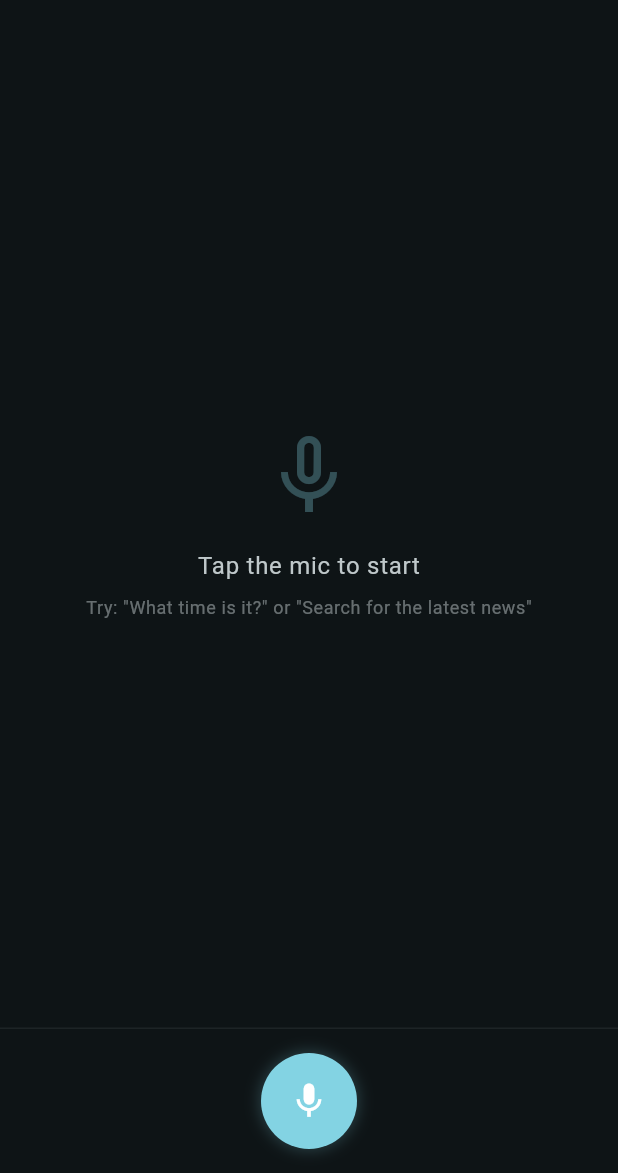
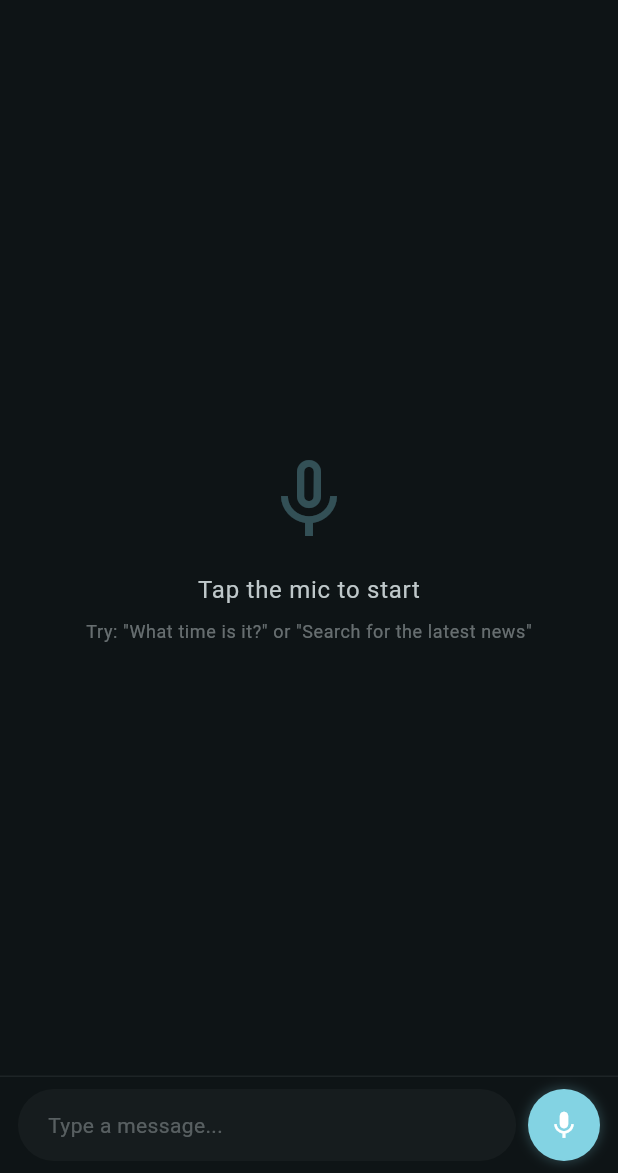
Before and after one commit to abhirupbanerjee/jarvis, a Flutter app: the screen it shows after launch, on a phone screen of 412 x 824 dp, the part 63-1236 px from its top. Run offline on Flutter 3.47's test engine with Material 3 defaults, Android fonts, the phone set to English and light mode, and no system bars; our stand-ins replace audioplayers, battery_plus, device_info_plus, drift, flutter_dotenv, flutter_riverpod and 3 more; missing offline and left inert: alarm, flutter_system_action, googleai_dart, home_widget, record, tavily_dart; accounts and stored records are empty; generated files the repository leaves out were written again.

Commit message:
Updates: All 6 issues implemented and verified with clean `flutter analyze`. Here's the summary:
| File | Issue(s) | Change |
|------|----------|--------|
| [`pubspec.yaml`](pubspec.yaml:18) | #1 | `googleai_dart: ^8.0.0` → `^9.0.0` |
| [`lib/services/gemini_live_provider.dart`](lib/services/gemini_live_provider.dart:228) | #1, #4 | Added `part.thought` filter + null-check/try-catch in `sendText()` |
| [`lib/providers/chat_provider.dart`](lib/providers/chat_provider.dart) | #2, #5 | Removed debug `sendText('Hello')` + added `sendTextPrompt()` method |
| [`lib/ui/screens/home_screen.dart`](lib/ui/screens/home_screen.dart) | #3 | Added `_InputBar` (TextField + mic) + `_MicButton`, `_textController`, `dispose()` |
| [`android/app/src/main/AndroidManifest.xml`](android/app/src/main/AndroidManifest.xml) | #6 | Added `<receiver>` for `JarvisWidgetProvider` |
| [`lib/main.dart`](lib/main.dart:41) | #6 | Added `home_widget` import + `HomeWidget.setAppGroupId()` |

| File | Issue |
|------|-------|
| `android/.../JarvisWidgetProvider.kt` | #6 — Kotlin `HomeWidgetProvider` |
| `android/.../res/xml/widget_info.xml` | #6 — Widget metadata |
| `android/.../res/layout/widget_layout.xml` | #6 — Widget layout |
| `plans/jarvis-6-fixes-plan.md` | Reference plan document |

- Package name: `com.example.jarvis` → `com.jarvis.jarvis` (matches `MainActivity.kt`)
- Widget background: `@drawable/widget_background` → hardcoded `#FF1A1A2E`
- `HomeWidget.setAppGroupId` placed in `main()` (not after `return` in `build()`)

`flutter analyze` — **No issues found.**

```diff
--- a/lib/main.dart
+++ b/lib/main.dart
@@ -4,6 +4,7 @@ import 'package:alarm/alarm.dart';
 import 'package:flutter/material.dart';
 import 'package:flutter_dotenv/flutter_dotenv.dart';
 import 'package:flutter_riverpod/flutter_riverpod.dart';
+import 'package:home_widget/home_widget.dart';
 import 'package:logging/logging.dart';
 
 import 'providers/auth_provider.dart';
@@ -37,6 +38,9 @@ Future<void> main() async {
 
   // Initialize alarm service for in-app alarm tools
   await Alarm.init();
+
+  // Register home screen widget group
+  HomeWidget.setAppGroupId('com.jarvis.jarvis');
 
   runApp(
     const ProviderScope(
--- a/lib/ui/screens/home_screen.dart
+++ b/lib/ui/screens/home_screen.dart
@@ -18,6 +18,14 @@ class HomeScreen extends ConsumerStatefulWidget {
 
 class _HomeScreenState extends ConsumerState<HomeScreen> {
   final _scrollController = ScrollController();
+  final _textController = TextEditingController();
+
+  @override
+  void dispose() {
+    _textController.dispose();
+    _scrollController.dispose();
+    super.dispose();
+  }
 
   @override
   Widget build(BuildContext context) {
@@ -74,10 +82,14 @@ class _HomeScreenState extends ConsumerState<HomeScreen> {
                   ),
           ),
 
-          // Bottom mic bar
-          _MicBar(
+          // Bottom input bar (text field + mic button)
+          _InputBar(
             state: chatData.sessionState,
-            onTap: chat.toggleListening,
+            onMicTap: chat.toggleListening,
+            textController: _textController,
+            onSendText: (text) {
+              ref.read(chatProvider.notifier).sendTextPrompt(text);
+            },
           ),
         ],
       ),
@@ -330,22 +342,28 @@ class _ChatBubble extends StatelessWidget {
   }
 }
 
-// ── Mic Button Bar ──
+// ── Input Bar (text field + mic button) ──
 
-class _MicBar extends StatelessWidget {
+class _InputBar extends StatelessWidget {
   final ChatSessionState state;
-  final VoidCallback onTap;
+  final VoidCallback onMicTap;
+  final TextEditingController textController;
+  final Function(String) onSendText;
 
-  const _MicBar({required this.state, required this.onTap});
+  const _InputBar({
+    required this.state,
+    required this.onMicTap,
+    required this.textController,
+    required this.onSendText,
+  });
 
   @override
   Widget build(BuildContext context) {
     final theme = Theme.of(context);
-    final isActive = state == ChatSessionState.listening;
     final isConnecting = state == ChatSessionState.connecting;
 
     return Container(
-      padding: const EdgeInsets.symmetric(horizontal: 24, vertical: 16),
+      padding: const EdgeInsets.symmetric(horizontal: 12, vertical: 8),
       decoration: BoxDecoration(
         color: theme.colorScheme.surface,
         border: Border(
@@ -355,35 +373,84 @@ class _MicBar extends StatelessWidget {
         ),
       ),
       child: Row(
-        mainAxisAlignment: MainAxisAlignment.center,
         children: [
-          GestureDetector(
+          // Text input field
+          Expanded(
+            child: TextField(
+              controller: textController,
+              style: theme.textTheme.bodyMedium,
+              decoration: InputDecoration(
+                hintText: 'Type a message...',
+                hintStyle: theme.textTheme.bodyMedium?.copyWith(
+                  color: theme.colorScheme.onSurfaceVariant.withAlpha(100),
+                ),
+                filled: true,
+                fillColor: theme.colorScheme.surfaceContainerHighest.withAlpha(60),
+                contentPadding: const EdgeInsets.symmetric(horizontal: 16, vertical: 10),
+                border: OutlineInputBorder(
+                  borderRadius: BorderRadius.circular(24),
+                  borderSide: BorderSide.none,
+                ),
+              ),
+              onSubmitted: (text) {
+                final trimmed = text.trim();
+                if (trimmed.isNotEmpty) {
+                  onSendText(trimmed);
+                  textController.clear();
+                }
+              },
+            ),
+          ),
+          const SizedBox(width: 8),
+          // Mic button
+          _MicButton(state: state, onTap: onMicTap, isConnecting: isConnecting),
+        ],
+      ),
+    );
+  }
+}
+
+// ── Mic Button ──
+
+class _MicButton extends StatelessWidget {
+  final ChatSessionState state;
+  final VoidCallback onTap;
+  final bool isConnecting;
+
+  const _MicButton({
+    required this.state,
+    required this.onTap,
+    required this.isConnecting,
+  });
+
+  @override
+  Widget build(BuildContext context) {
+    final theme = Theme.of(context);
+    final isActive = state == ChatSessionState.listening;
+
+    return GestureDetector(
       onTap: isConnecting ? null : onTap,
       child: AnimatedContainer(
         duration: const Duration(milliseconds: 300),
-              width: 64,
-              height: 64,
+        width: 48,
+        height: 48,
         decoration: BoxDecoration(
           shape: BoxShape.circle,
-                color: isActive
-                    ? theme.colorScheme.error
-                    : theme.colorScheme.primary,
+          color: isActive ? theme.colorScheme.error : theme.colorScheme.primary,
           boxShadow: [
             BoxShadow(
-                    color: (isActive
-                            ? theme.colorScheme.error
-                            : theme.colorScheme.primary)
+              color: (isActive ? theme.colorScheme.error : theme.colorScheme.primary)
                   .withAlpha(60),
-                    blurRadius: isActive ? 16 : 8,
-                    spreadRadius: isActive ? 4 : 1,
+              blurRadius: isActive ? 12 : 6,
+              spreadRadius: isActive ? 3 : 1,
             ),
           ],
         ),
         child: isConnecting
             ? const Center(
                 child: SizedBox(
-                        width: 24,
-                        height: 24,
+                  width: 20,
+                  height: 20,
                   child: CircularProgressIndicator(
                     strokeWidth: 2,
                     color: Colors.white,
@@ -393,11 +460,8 @@ class _MicBar extends StatelessWidget {
             : Icon(
                 isActive ? Icons.stop : Icons.mic,
                 color: Colors.white,
-                      size: 28,
+                size: 22,
               ),
-            ),
-          ),
-        ],
       ),
     );
   }
--- a/pubspec.yaml
+++ b/pubspec.yaml
@@ -15,7 +15,7 @@ dependencies:
   flutter_secure_storage: ^9.2.0    # Persist biometric preference
 
   # ── LLM ──
-  googleai_dart: ^8.0.0             # Gemini Live API + function calling
+  googleai_dart: ^9.0.0             # Gemini Live API + function calling (v9 needed for TextPart.thought)
 
   # ── Audio ──
   record: ^6.1.0                    # Audio capture (mic → Gemini Live)
```
Also changed, not shown: lib/providers/chat_provider.dart (+23 -3 lines), lib/services/gemini_live_provider.dart (+14 -1 lines), pubspec.lock, 5 other files. Lines whose indentation alone changed are shown as unchanged.
